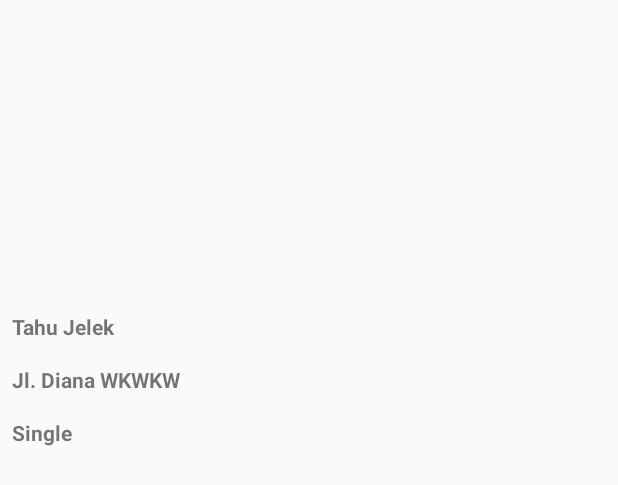
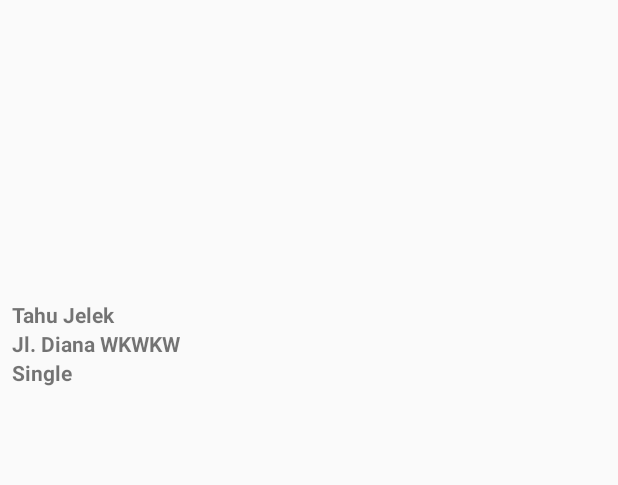
Before and after one commit to dianahudani/TugasAkhirApp, an Android app: the layout marker_info.xml on its own in the app's theme, with its tools: preview values and no code run, on a phone screen of 412 x 824 dp. Shown: the top 485 px of the screen. Run offline under Robolectric (Android 15) with nearby library versions, the phone set to English and light mode, and no system bars.

```diff
--- a/app/src/main/AndroidManifest.xml
+++ b/app/src/main/AndroidManifest.xml
@@ -7,6 +7,7 @@
         android:allowBackup="true"
         android:icon="@drawable/logo_app"
         android:label="@string/app_name"
+        android:usesCleartextTraffic="true"
         android:roundIcon="@mipmap/ic_launcher_round"
         android:supportsRtl="true"
         android:networkSecurityConfig="@xml/network_security_config"
--- a/app/src/main/res/layout/marker_info.xml
+++ b/app/src/main/res/layout/marker_info.xml
@@ -28,7 +28,7 @@
                 android:id="@+id/infoDataset"
                 android:layout_width="match_parent"
                 android:layout_height="wrap_content"
-                android:padding="8dp"
+                android:paddingLeft="8dp"
                 android:text="Tahu Jelek"
                 android:textStyle="bold" />
 
@@ -36,7 +36,7 @@
                 android:id="@+id/infoAlamat"
                 android:layout_width="match_parent"
                 android:layout_height="wrap_content"
-                android:padding="8dp"
+                android:paddingLeft="8dp"
                 android:text="Jl. Diana WKWKW"
                 android:textStyle="bold" />
 
@@ -44,7 +44,8 @@
                 android:id="@+id/infoStatus"
                 android:layout_width="match_parent"
                 android:layout_height="wrap_content"
-                android:padding="8dp"
+                android:paddingLeft="8dp"
+                android:paddingBottom="8dp"
                 android:text="Single"
                 android:textStyle="bold" />
         </LinearLayout>
```
Also changed, not shown: app/src/main/java/com/example/ta/Adapter/MapItemAdapter.java (+14 -1 lines), app/src/main/res/layout/activity_map.xml (+11 -0 lines).
